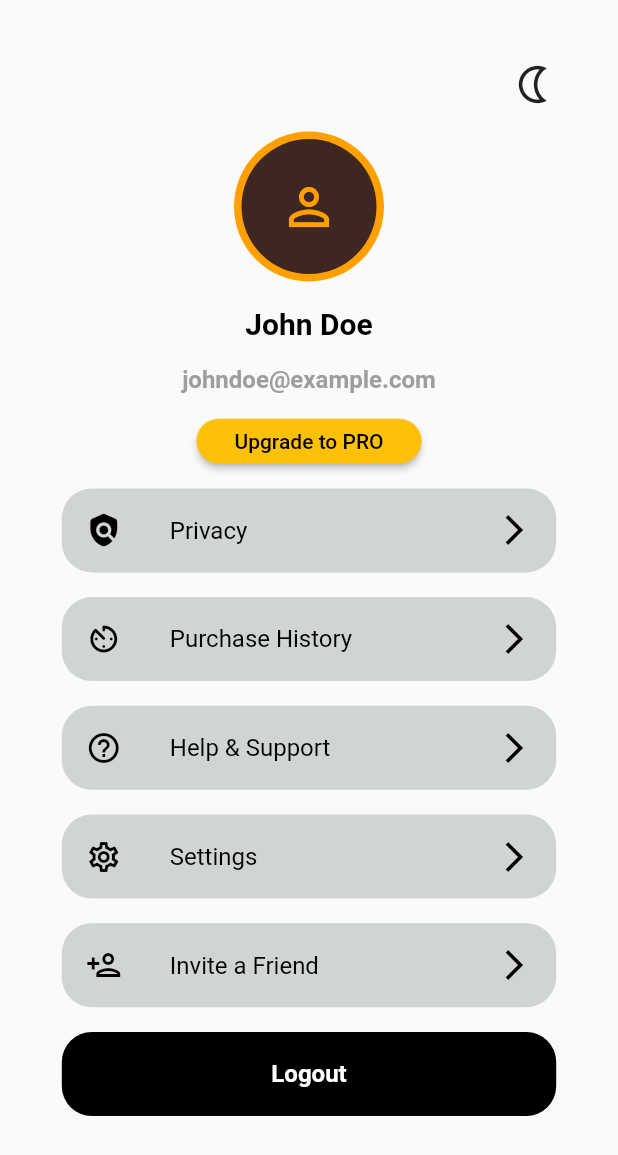
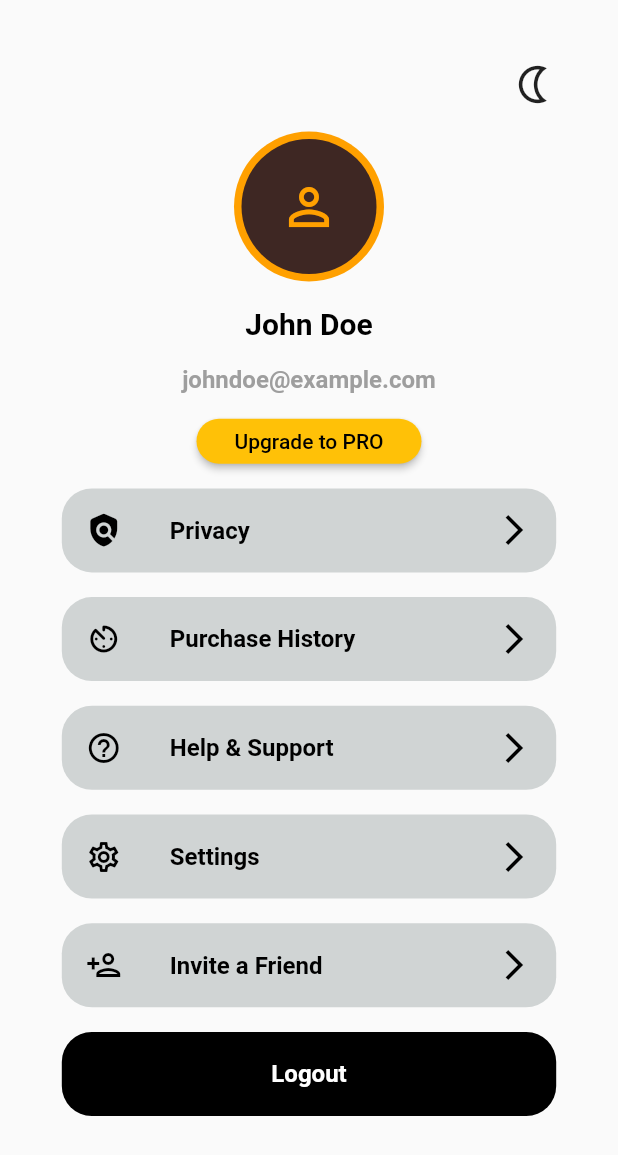
Before and after one commit to AbdulRehman-002/xgrid_test, a Flutter app: the screen it shows after launch, on a phone screen of 412 x 824 dp. Shown: the top 1155 px of the screen. Run offline on Flutter 3.47's test engine with Material 2 defaults, Android fonts, the light colour scheme and no system bars.

Commit message:
first commit

```diff
--- a/lib/main.dart
+++ b/lib/main.dart
@@ -196,7 +196,8 @@ class _MyHomePageState extends State<MyHomePage> {
           leading: leadingicon,
           title: Text(
             title,
-            style: const TextStyle(color: Colors.black),
+            style: const TextStyle(
+                color: Colors.black, fontWeight: FontWeight.bold),
           ),
           trailing: const Icon(
             Icons.arrow_forward_ios_outlined,
```
Also changed, not shown: screen_design.PNG (added).
